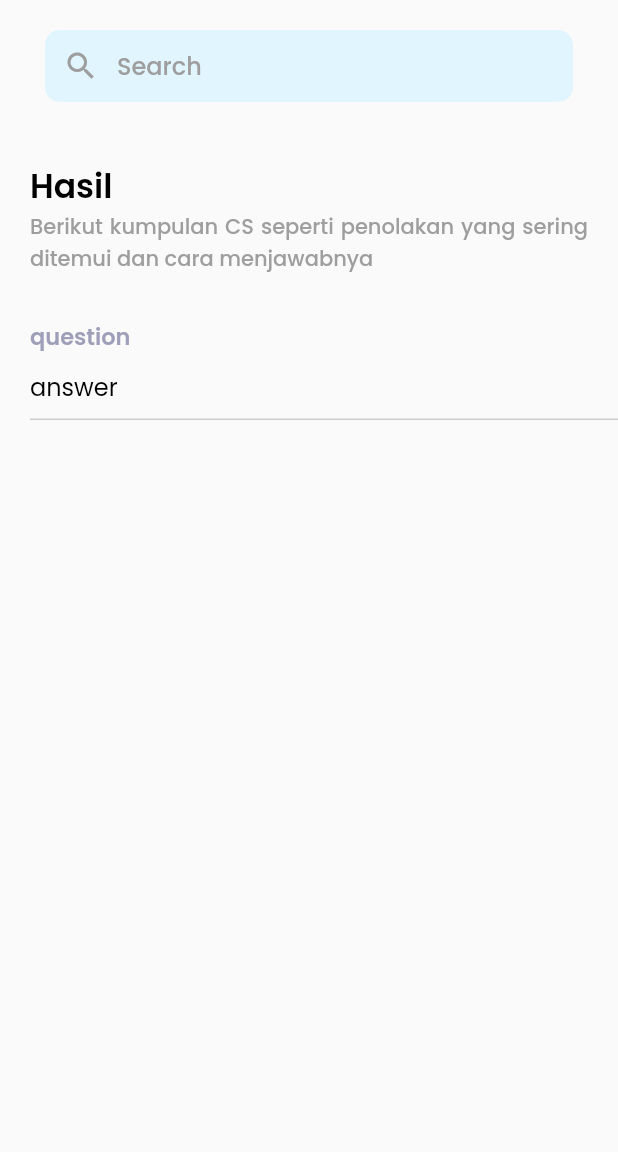
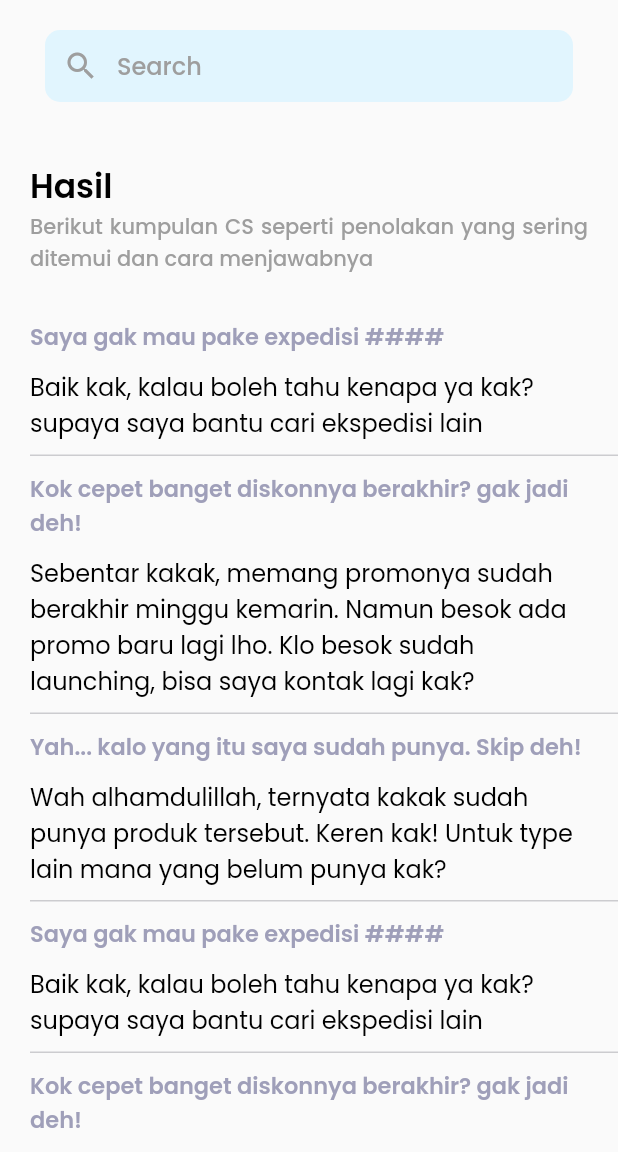
Before and after one commit to finpangestu/kamus_cs, a Flutter app: the screen it shows after launch, on a phone screen of 412 x 824 dp, the part 84-1236 px from its top. Run offline on Flutter 3.47's test engine with Material 2 defaults, Android fonts, the phone set to English and light mode, and no system bars; drawn by our look-alikes of flutter_slidable; statements that could not run were skipped.

Commit message:
solve the problem from List<Map>

```diff
--- a/lib/views/list_kamus_cs.dart
+++ b/lib/views/list_kamus_cs.dart
@@ -101,15 +101,24 @@ class _ListKamusCSState extends State<ListKamusCS> {
               ],
             ),
           ),
-
-          //contoh manggil card di list_kamus_card.dart
-          ListCard(question: "question", answer: "answer")
+          SizedBox(
+            height: MediaQuery.of(context).size.height / 1.45,
+            child: ListView.builder(
+              itemCount: listKamus.length,
+              // physics: NeverScrollableScrollPhysics(),
+              itemBuilder: (context, index) {
+                return ListCard(
+                    question: listKamus[index]['question'],
+                    answer: listKamus[index]['answer']);
+              },
+            ),
+          ),
         ],
       ),
     );
   }
 
-  final List<Map> usablePacket = [
+  List<Map> listKamus = [
     {
       "question": "Saya gak mau pake expedisi ####",
       "answer":
```
